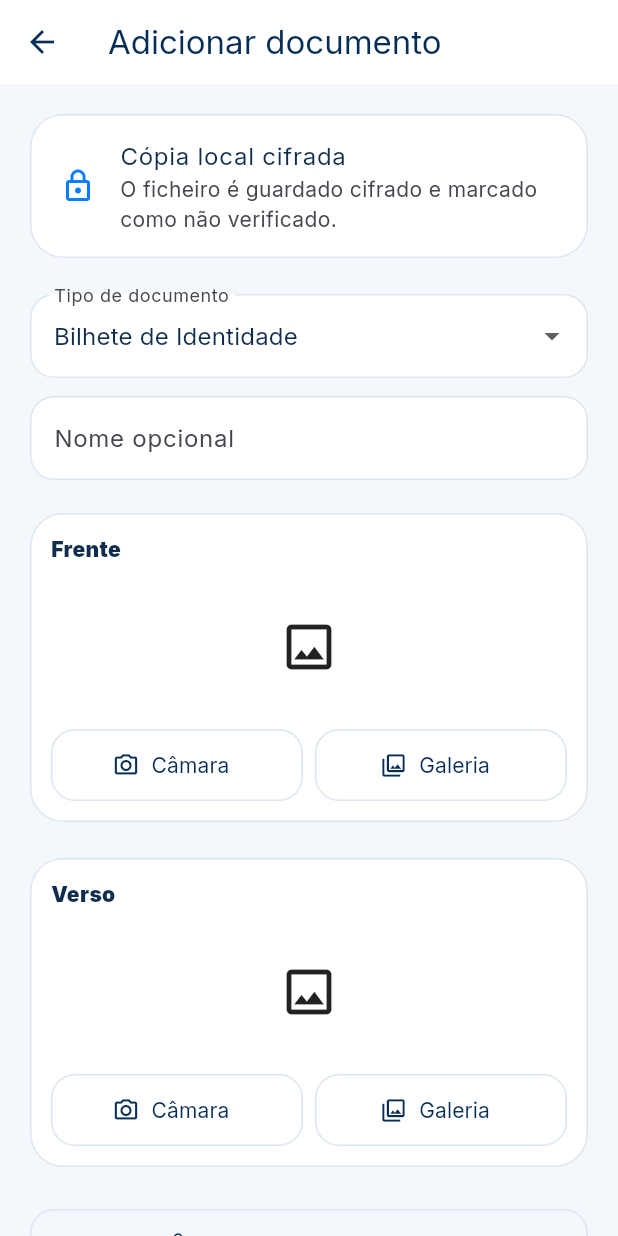
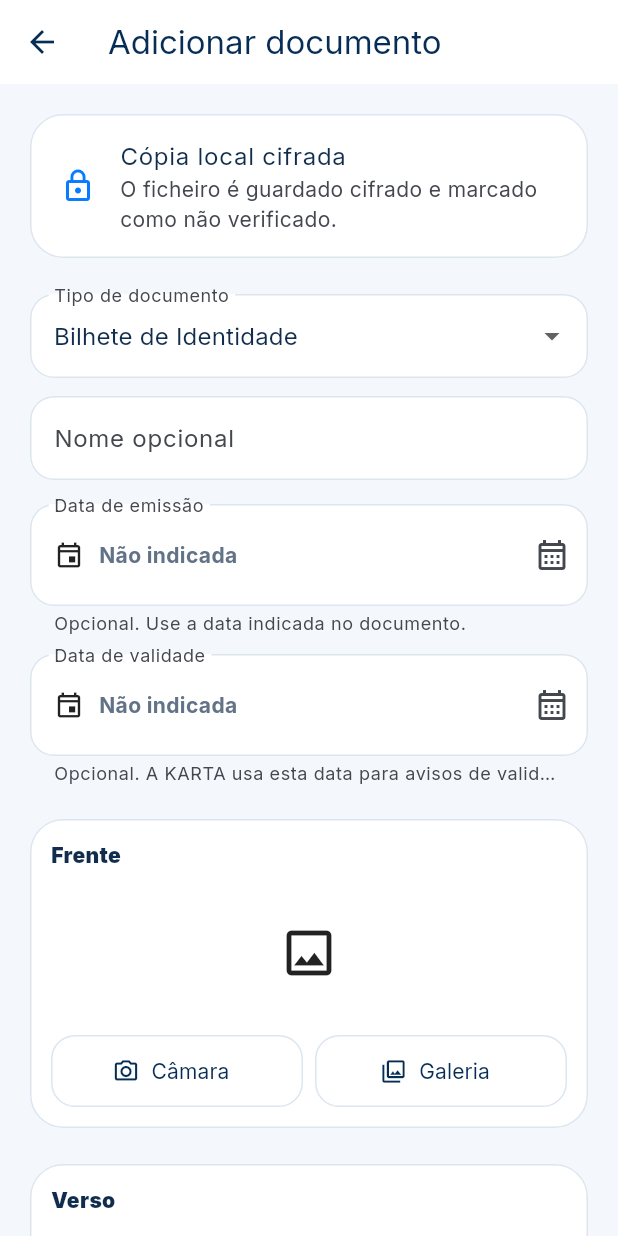
Before and after one commit to matias500mhf-star/Karta-identity-wallet, a Flutter app: the WalletPage screen opened directly with empty values, after a tap on "Documentos", after a tap on "Adicionar documento", on a phone screen of 412 x 824 dp. Run offline on Flutter 3.47's test engine with Material 3 defaults, Android fonts, the phone set to English and light mode, and no system bars; our stand-ins replace flutter_secure_storage, image_picker, local_auth, qr_flutter; missing offline and left inert: cryptography, file_selector, mobile_scanner; accounts and stored records are empty.

Commit message:
feat: surface document validity in vault UI

```diff
--- a/apps/mobile/lib/document_vault_page.dart
+++ b/apps/mobile/lib/document_vault_page.dart
@@ -3,6 +3,7 @@ import 'premium_widgets.dart';
 import 'services/qr_payload.dart';
 import 'pdf_viewer_page.dart';
 import 'brand_theme.dart';
+import 'document_validity_ui.dart';
 
 import 'dart:typed_data';
 
@@ -155,6 +156,7 @@ class _DocumentVaultPageState extends State<DocumentVaultPage> {
               (item) => Card(
                 child: ListTile(
                   onTap: () => _open(item),
+                  isThreeLine: true,
                   leading: Icon(
                     item.type == 'Passaporte'
                         ? Icons.menu_book_outlined
@@ -164,7 +166,17 @@ class _DocumentVaultPageState extends State<DocumentVaultPage> {
                     item.title,
                     style: const TextStyle(fontWeight: FontWeight.w800),
                   ),
-                  subtitle: Text('${item.type} · cópia local não verificada'),
+                  subtitle: Padding(
+                    padding: const EdgeInsets.only(top: 4),
+                    child: Column(
+                      crossAxisAlignment: CrossAxisAlignment.start,
+                      children: [
+                        Text('${item.type} · cópia local não verificada'),
+                        const SizedBox(height: 8),
+                        DocumentValidityBadge(document: item, compact: true),
+                      ],
+                    ),
+                  ),
                   trailing: const Icon(Icons.chevron_right),
                 ),
               ),
@@ -195,6 +207,8 @@ class _AddDocumentPageState extends State<AddDocumentPage> {
   final ImagePicker picker = ImagePicker();
   final title = TextEditingController();
   String type = types.first;
+  DateTime? issuedAt;
+  DateTime? expiresAt;
   Uint8List? front;
   Uint8List? back;
   Uint8List? attachment;
@@ -306,11 +320,23 @@ class _AddDocumentPageState extends State<AddDocumentPage> {
       );
       return;
     }
+    if (issuedAt != null &&
+        expiresAt != null &&
+        expiresAt!.isBefore(issuedAt!)) {
+      ScaffoldMessenger.of(context).showSnackBar(
+        const SnackBar(
+          content: Text('A data de validade não pode ser anterior à emissão.'),
+        ),
+      );
+      return;
+    }
     setState(() => busy = true);
     try {
       await widget.store.add(
         type: type,
         title: title.text.trim().isEmpty ? type : title.text.trim(),
+        issuedAt: issuedAt,
+        expiresAt: expiresAt,
         frontBytes: front,
         backBytes: back,
         attachmentBytes: attachment,
@@ -365,6 +391,22 @@ class _AddDocumentPageState extends State<AddDocumentPage> {
                 labelText: 'Nome opcional',
                 hintText: 'Ex.: Meu BI',
               ),
+            ),
+            const SizedBox(height: 16),
+            DocumentDateField(
+              label: 'Data de emissão',
+              value: issuedAt,
+              lastDate: DateTime.now(),
+              helperText: 'Opcional. Use a data indicada no documento.',
+              onChanged: (value) => setState(() => issuedAt = value),
+            ),
+            const SizedBox(height: 12),
+            DocumentDateField(
+              label: 'Data de validade',
+              value: expiresAt,
+              firstDate: DateTime(1900),
+              helperText: 'Opcional. A KARTA usa esta data para avisos de validade.',
+              onChanged: (value) => setState(() => expiresAt = value),
             ),
             const SizedBox(height: 22),
             _sideCard(
@@ -740,6 +782,34 @@ class _DocumentDetailsPageState extends State<DocumentDetailsPage> {
                     fontWeight: FontWeight.w900,
                   ),
                 ),
+                const SizedBox(height: 12),
+                DocumentValidityBadge(document: widget.item),
+                if (widget.item.issuedAt != null || widget.item.expiresAt != null) ...[
+                  const SizedBox(height: 12),
+                  Card(
+                    child: Padding(
+                      padding: const EdgeInsets.all(14),
+                      child: Column(
+                        children: [
+                          if (widget.item.issuedAt != null)
+                            ListTile(
+                              contentPadding: EdgeInsets.zero,
+                              leading: const Icon(Icons.event_available_outlined),
+                              title: const Text('Data de emissão'),
+                              subtitle: Text(kartaDate(widget.item.issuedAt!)),
+                            ),
+                          if (widget.item.expiresAt != null)
+                            ListTile(
+                              contentPadding: EdgeInsets.zero,
+                              leading: const Icon(Icons.event_busy_outlined),
+                              title: const Text('Data de validade'),
+                              subtitle: Text(kartaDate(widget.item.expiresAt!)),
+                            ),
+                        ],
+                      ),
+                    ),
+                  ),
+                ],
                 const SizedBox(height: 18),
                 if (front != null) ...[
                   const Text(
```
